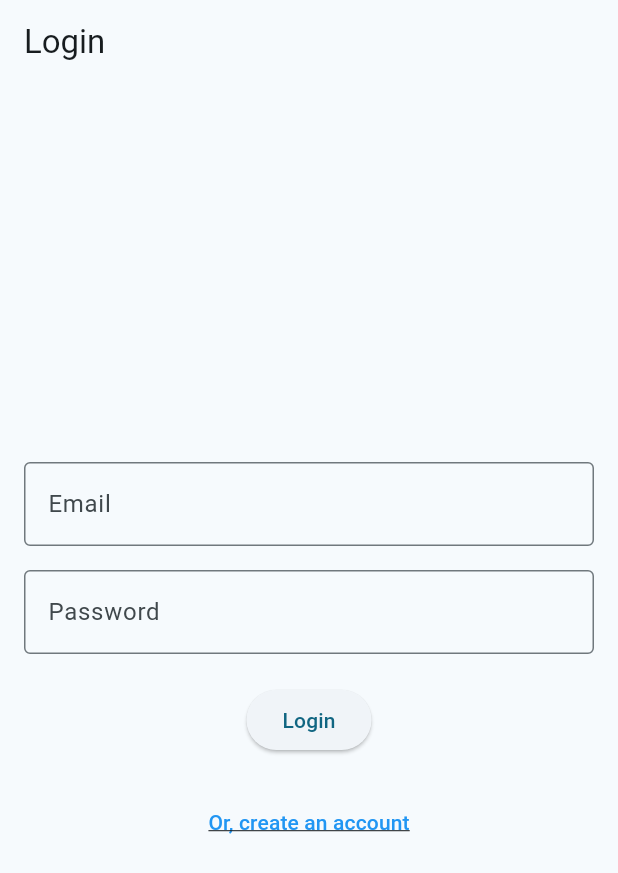
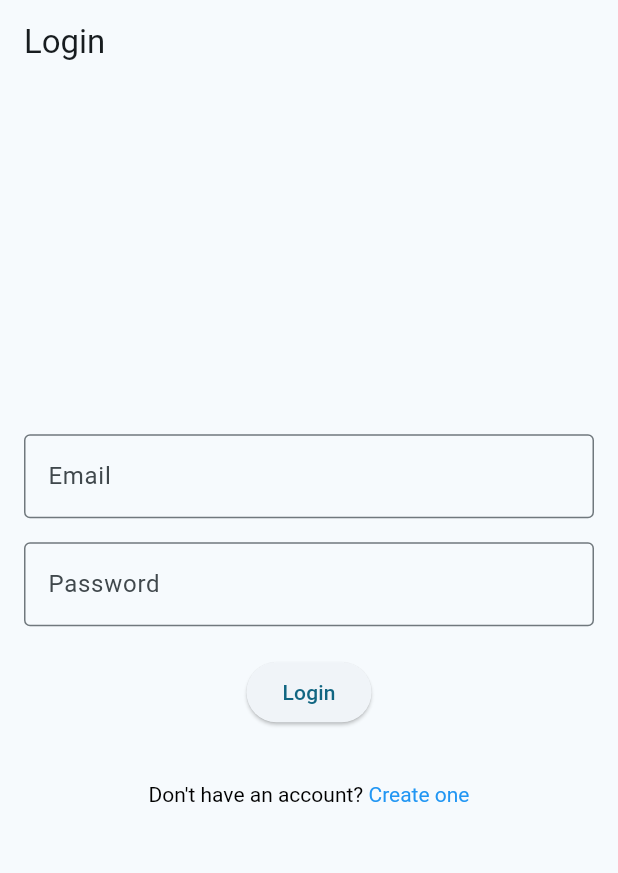
Before and after one commit to jfelic/leaf-n-lit, a Flutter app: the screen it shows after launch, on a phone screen of 412 x 824 dp. Shown: the top 873 px of the screen. Run offline on Flutter 3.47's test engine with Material 3 defaults, Android fonts, the phone set to English and light mode, and no system bars; our stand-ins replace cached_network_image, cloud_firestore, firebase_auth, firebase_core, go_router; missing offline and left inert: firebase_ui_auth; accounts and stored records are empty.

Commit message:
AuthService and LoginScreen improvements
AuthService: signInWithEmailAndPassword() now returns a String if there's an error or null if Login is successful.

LoginScreen: Converted to a stateful widget to use _errorMessage to display error messages to user.

```diff
--- a/lib/screens/login/login_screen.dart
+++ b/lib/screens/login/login_screen.dart
@@ -2,9 +2,17 @@ import 'package:flutter/material.dart';
 import 'package:go_router/go_router.dart';
 import 'package:leaf_n_lit/utilities/auth_service.dart';
 
-class LoginScreen extends StatelessWidget {
+class LoginScreen extends StatefulWidget {
+  @override
+  State<LoginScreen> createState() => _LoginScreenState();
+}
+
+class _LoginScreenState extends State<LoginScreen> {
   final TextEditingController emailController = TextEditingController();
+
   final TextEditingController passwordController = TextEditingController();
+
+  String? _errorMessage;
 
   @override
   Widget build(BuildContext context) {
@@ -19,6 +27,7 @@ class LoginScreen extends StatelessWidget {
           mainAxisAlignment: MainAxisAlignment.center,
           children: [
 
+            // Enter email
             TextField(
               controller: emailController,
               decoration: InputDecoration(
@@ -30,6 +39,7 @@ class LoginScreen extends StatelessWidget {
 
             SizedBox(height: 16.0),
 
+            // Enter password
             TextField(
               controller: passwordController,
               decoration: InputDecoration(
@@ -41,6 +51,7 @@ class LoginScreen extends StatelessWidget {
 
             SizedBox(height: 20.0),
 
+            // Login button
             ElevatedButton(
               onPressed: () { loginPressed(context); },
               child: Text('Login'),
@@ -48,30 +59,57 @@ class LoginScreen extends StatelessWidget {
 
             const SizedBox(height: 20.0),
 
+            // Don't have an account? Create one
             TextButton(
             onPressed:()  {
               GoRouter.of(context).push('/register');
             },
-            child: Text("Or, create an account",
-            style: TextStyle(
-              color: Colors.blue,
-              decoration: TextDecoration.underline,
-               )
-              ),
+            child: RichText(text: const TextSpan(
+              text: "Don't have an account? ",
+              style: TextStyle(color: Colors.black),
+              children: <TextSpan>[
+                TextSpan(
+                  text: 'Create one',
+                  style: TextStyle(color: Colors.blue),
+                    ),
+                  ],
+                ),
+              )
             ),
+
+            // Display error message
+            Center(
+              child: Text(
+                _errorMessage ?? '',
+                style: TextStyle(color: Colors.red),
+              )
+            ),
+
+            const SizedBox(height: 16.0),
+
+            // TODO: Implement 'Forgot Password' functionality
           ],
         ),
       ),
     );
   }
 
-  void loginPressed(BuildContext context) {
+  void loginPressed (BuildContext context) async {
     String email = emailController.text;
     String password = passwordController.text;
 
     AuthService authService = AuthService();
-    authService.signInWithEmailAndPassword(email, password);
 
-    GoRouter.of(context).go('/home');
+    String? signInWithEmailAndPasswordResponse = await authService.signInWithEmailAndPassword(email, password);
+
+    if(signInWithEmailAndPasswordResponse == null) {
+      // Login was successful
+      GoRouter.of(context).go('/home');
+    } else {
+      // Login was unsuccessful
+      setState(() {
+        _errorMessage = signInWithEmailAndPasswordResponse;
+      });
+    }
   }
 }
```
Also changed, not shown: lib/utilities/auth_service.dart (+14 -14 lines).
